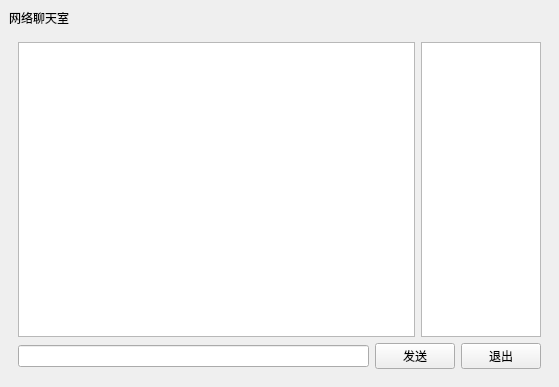
This is mainwindow.ui in Jinhai445/lab5 as Qt 5 draws it before an edit. The edited form follows.
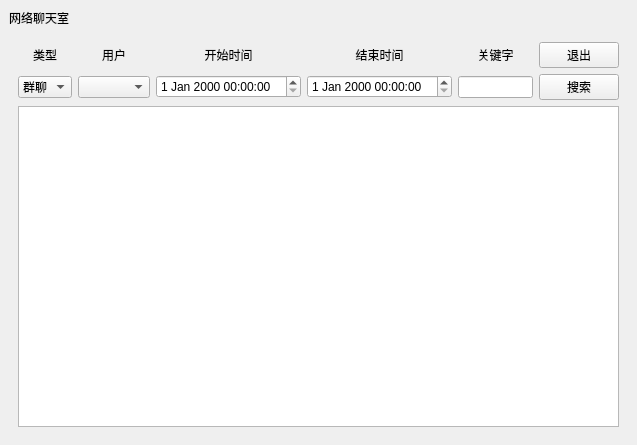
This is the edited form. The open tabs and pages were chosen to show the change.

The edit to the form file:
```diff
--- a/mainwindow.ui
+++ b/mainwindow.ui
@@ -6,10 +6,16 @@
    <rect>
     <x>0</x>
     <y>0</y>
-    <width>559</width>
-    <height>387</height>
+    <width>637</width>
+    <height>445</height>
    </rect>
   </property>
+  <property name="sizePolicy">
+   <sizepolicy hsizetype="Expanding" vsizetype="Expanding">
+    <horstretch>0</horstretch>
+    <verstretch>0</verstretch>
+   </sizepolicy>
+  </property>
   <property name="windowTitle">
    <string>聊天室客户端</string>
   </property>
@@ -17,7 +23,7 @@
    <string notr="true"/>
   </property>
   <widget class="QWidget" name="centralwidget">
-   <layout class="QGridLayout" name="gridLayout">
+   <layout class="QGridLayout" name="gridLayout_4">
     <item row="0" column="0">
      <widget class="QLabel" name="titleLabel">
       <property name="text">
@@ -30,33 +36,172 @@
       <property name="currentIndex">
        <number>0</number>
       </property>
-      <widget class="QWidget" name="chatPage">
-       <layout class="QGridLayout" name="gridLayout_4">
+      <widget class="QWidget" name="searchPage">
+       <layout class="QGridLayout" name="gridLayout_6">
         <item row="0" column="0">
-         <layout class="QHBoxLayout" name="hout">
-          <item>
-           <widget class="QTextEdit" name="textEdit">
-            <property name="maximumSize">
-             <size>
-              <width>16777215</width>
-              <height>16777215</height>
-             </size>
-            </property>
-           </widget>
-          </item>
-          <item>
-           <widget class="QListWidget" name="userList">
-            <property name="maximumSize">
-             <size>
-              <width>120</width>
-              <height>16777215</height>
-             </size>
-            </property>
-           </widget>
-          </item>
-         </layout>
+         <widget class="QLabel" name="label_4">
+          <property name="text">
+           <string>类型</string>
+          </property>
+          <property name="alignment">
+           <set>Qt::AlignmentFlag::AlignCenter</set>
+          </property>
+         </widget>
+        </item>
+        <item row="0" column="1">
+         <widget class="QLabel" name="label_5">
+          <property name="text">
+           <string>用户</string>
+          </property>
+          <property name="alignment">
+           <set>Qt::AlignmentFlag::AlignCenter</set>
+          </property>
+         </widget>
+        </item>
+        <item row="0" column="2">
+         <widget class="QLabel" name="label_6">
+          <property name="text">
+           <string>开始时间</string>
+          </property>
+          <property name="alignment">
+           <set>Qt::AlignmentFlag::AlignCenter</set>
+          </property>
+         </widget>
+        </item>
+        <item row="0" column="3">
+         <widget class="QLabel" name="label_7">
+          <property name="text">
+           <string>结束时间</string>
+          </property>
+          <property name="alignment">
+           <set>Qt::AlignmentFlag::AlignCenter</set>
+          </property>
+         </widget>
+        </item>
+        <item row="0" column="4">
+         <widget class="QLabel" name="label_8">
+          <property name="text">
+           <string>关键字</string>
+          </property>
+          <property name="alignment">
+           <set>Qt::AlignmentFlag::AlignCenter</set>
+          </property>
+         </widget>
         </item>
         <item row="1" column="0">
+         <widget class="QComboBox" name="type">
+          <item>
+           <property name="text">
+            <string>群聊</string>
+           </property>
+          </item>
+          <item>
+           <property name="text">
+            <string>私聊</string>
+           </property>
+          </item>
+         </widget>
+        </item>
+        <item row="1" column="1">
+         <widget class="QComboBox" name="users"/>
+        </item>
+        <item row="1" column="2">
+         <widget class="QDateTimeEdit" name="startTime"/>
+        </item>
+        <item row="1" column="3">
+         <widget class="QDateTimeEdit" name="endTime"/>
+        </item>
+        <item row="1" column="4">
+         <widget class="QLineEdit" name="keyWord"/>
+        </item>
+        <item row="1" column="5">
+         <widget class="QPushButton" name="searchBt">
+          <property name="text">
+           <string>搜索</string>
+          </property>
+         </widget>
+        </item>
+        <item row="2" column="0" colspan="6">
+         <widget class="QListWidget" name="searchList"/>
+        </item>
+        <item row="0" column="5">
+         <widget class="QPushButton" name="quitSearch">
+          <property name="text">
+           <string>退出</string>
+          </property>
+         </widget>
+        </item>
+       </layout>
+      </widget>
+      <widget class="QWidget" name="publicChatPage">
+       <layout class="QGridLayout" name="gridLayout">
+        <item row="0" column="0">
+         <widget class="QLabel" name="RoomChat">
+          <property name="text">
+           <string>RoomChat</string>
+          </property>
+          <property name="alignment">
+           <set>Qt::AlignmentFlag::AlignCenter</set>
+          </property>
+         </widget>
+        </item>
+        <item row="0" column="1" colspan="2">
+         <widget class="QPushButton" name="search">
+          <property name="text">
+           <string>消息搜索</string>
+          </property>
+         </widget>
+        </item>
+        <item row="1" column="0" rowspan="2">
+         <widget class="QTextEdit" name="publicChatShow">
+          <property name="maximumSize">
+           <size>
+            <width>16777215</width>
+            <height>16777215</height>
+           </size>
+          </property>
+         </widget>
+        </item>
+        <item row="1" column="1" colspan="2">
+         <widget class="QListWidget" name="userList">
+          <property name="maximumSize">
+           <size>
+            <width>130</width>
+            <height>16777215</height>
+           </size>
+          </property>
+         </widget>
+        </item>
+        <item row="2" column="1">
+         <widget class="QPushButton" name="noBan">
+          <property name="maximumSize">
+           <size>
+            <width>60</width>
+            <height>16777215</height>
+           </size>
+          </property>
+          <property name="text">
+           <string>解禁</string>
+          </property>
+         </widget>
+        </item>
+        <item row="2" column="2">
+         <widget class="QPushButton" name="noWord">
+          <property name="maximumSize">
+           <size>
+            <width>60</width>
+            <height>16777215</height>
+           </size>
+          </property>
+          <property name="text">
+           <string>禁言</string>
+          </property>
+          <property name="checkable">
+           <bool>true</bool>
+          </property>
+         </widget>
+        </item>
+        <item row="3" column="0" colspan="3">
          <layout class="QHBoxLayout" name="horizontalLayout_2">
           <item>
            <widget class="QLineEdit" name="edit"/>
```
Left out of the diff: 92 changed lines with no effect on the pictures.
